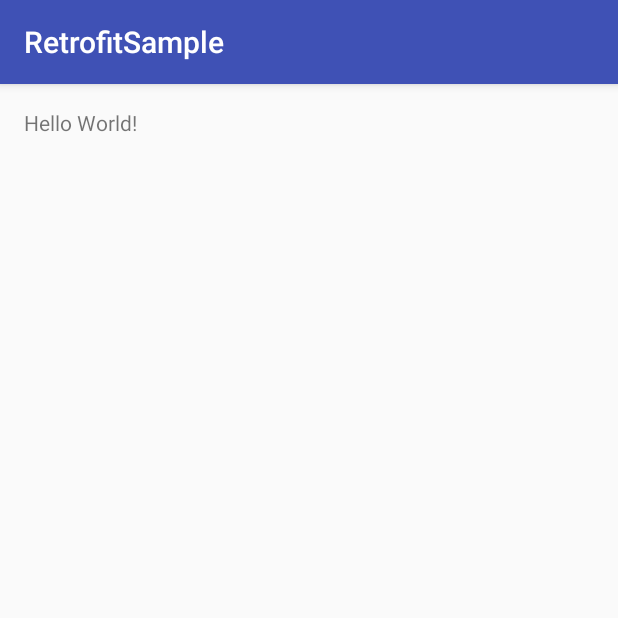
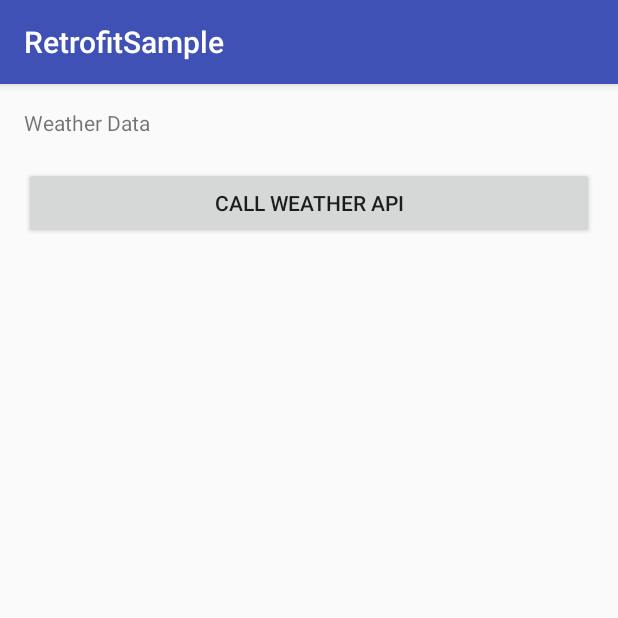
Before and after one commit to rramprasad/RetrofitSample, an Android app: the screen it shows after launch (MainActivity), on a phone screen of 412 x 824 dp, the top half of it. Run offline under Robolectric (Android 15) with nearby library versions, the phone set to English and light mode, and no system bars; our stand-ins replace ButterKnife; libraries missing offline, so code that uses them is left out: com.facebook.stetho; 1 statement that could not run was skipped.

```diff
--- a/app/build.gradle
+++ b/app/build.gradle
@@ -38,4 +38,7 @@ dependencies {
 
     compile 'com.facebook.stetho:stetho-okhttp3:1.3.0'
 
+    //ButterKnife
+    compile 'com.jakewharton:butterknife:7.0.1'
+
 }
--- a/app/src/main/java/com/lakeba/retrofitsample/MainActivity.java
+++ b/app/src/main/java/com/lakeba/retrofitsample/MainActivity.java
@@ -3,9 +3,15 @@ package com.lakeba.retrofitsample;
 import android.support.v7.app.AppCompatActivity;
 import android.os.Bundle;
 import android.util.Log;
+import android.view.View;
+import android.widget.Button;
+import android.widget.ProgressBar;
+import android.widget.TextView;
 
 import com.facebook.stetho.okhttp3.StethoInterceptor;
 
+import butterknife.Bind;
+import butterknife.ButterKnife;
 import okhttp3.OkHttpClient;
 import retrofit2.Call;
 import retrofit2.Callback;
@@ -18,14 +24,40 @@ public class MainActivity extends AppCompatActivity {
     private static final String BASE_URL = "http://api.openweathermap.org/data/2.5/";
     private static final String LOG_TAG = MainActivity.class.getSimpleName();
 
+    @Bind(R.id.title_textview)
+    TextView title;
+
+    @Bind(R.id.call_button)
+    Button callButton;
+
+    @Bind(R.id.result_textview)
+    TextView resultTextView;
+
+    @Bind(R.id.call_progress_bar)
+    ProgressBar callProgressBar;
+
     @Override
     protected void onCreate(Bundle savedInstanceState) {
         super.onCreate(savedInstanceState);
         setContentView(R.layout.activity_main);
-        callWebService();
+
+        //Initialize Butter knife
+        ButterKnife.bind(this);
+
+        callButton.setOnClickListener(new View.OnClickListener() {
+            @Override
+            public void onClick(View view) {
+                callWebService();
+            }
+        });
+
+
     }
 
     private void callWebService() {
+
+        callProgressBar.setVisibility(View.VISIBLE);
+        resultTextView.setText("");
 
         OkHttpClient client = new OkHttpClient.Builder().addNetworkInterceptor(new StethoInterceptor()).build();
 
@@ -37,17 +69,27 @@ public class MainActivity extends AppCompatActivity {
 
         APIService apiService = retrofit.create(APIService.class);
 
-        Call<WeatherData> weatherDataCall = apiService.fetchWeatherData("London,uk", "ENTER_YOUR_API_KEY_FROM_OPEN_WEATHER_SITE");
+        //Call<WeatherData> weatherDataCall = apiService.fetchWeatherData("London,uk", "ENTER_YOUR_API_KEY_FROM_OPEN_WEATHER_SITE");
+        Call<WeatherData> weatherDataCall = apiService.fetchWeatherData("London,uk", "6339c3c1c2c9cbdfae61993f998a56a1");
 
         weatherDataCall.enqueue(new Callback<WeatherData>() {
             @Override
             public void onResponse(Call<WeatherData> call, Response<WeatherData> response) {
                 Log.i(LOG_TAG,"Result => "+response.body().getName());
+
+                resultTextView.setText("Wind Speed => "+response.body().getWind().getSpeed());
+
+                callProgressBar.setVisibility(View.GONE);
+
             }
 
             @Override
             public void onFailure(Call<WeatherData> call, Throwable t) {
                 Log.i(LOG_TAG,"failed => "+t.getMessage());
+
+                resultTextView.setText("failed => "+t.getMessage());
+
+                callProgressBar.setVisibility(View.GONE);
             }
         });
 
--- a/app/src/main/res/layout/activity_main.xml
+++ b/app/src/main/res/layout/activity_main.xml
@@ -10,7 +10,36 @@
     tools:context="com.lakeba.retrofitsample.MainActivity">
 
     <TextView
+        android:id="@+id/title_textview"
         android:layout_width="wrap_content"
         android:layout_height="wrap_content"
-        android:text="Hello World!" />
+        android:text="@string/weather_data" />
+
+    <Button
+        android:id="@+id/call_button"
+        android:layout_width="match_parent"
+        android:layout_height="wrap_content"
+        android:layout_below="@id/title_textview"
+        android:layout_marginTop="20dp"
+        android:text="@string/call_weather_api"
+        android:textAllCaps="true"/>
+
+    <ProgressBar
+        android:id="@+id/call_progress_bar"
+        android:layout_width="wrap_content"
+        android:layout_height="wrap_content"
+        style="@android:style/Theme.Holo.Light"
+        android:layout_below="@id/call_button"
+        android:layout_centerHorizontal="true"
+        android:layout_marginTop="20dp"
+        android:visibility="gone"/>
+
+    <TextView
+        android:id="@+id/result_textview"
+        android:layout_width="wrap_content"
+        android:layout_height="wrap_content"
+        android:layout_below="@id/call_button"
+        android:layout_marginTop="20dp"
+        />
+
 </RelativeLayout>
--- a/app/src/main/res/values/strings.xml
+++ b/app/src/main/res/values/strings.xml
@@ -1,3 +1,5 @@
 <resources>
     <string name="app_name">RetrofitSample</string>
+    <string name="weather_data">Weather Data</string>
+    <string name="call_weather_api">Call Weather API</string>
 </resources>
```
